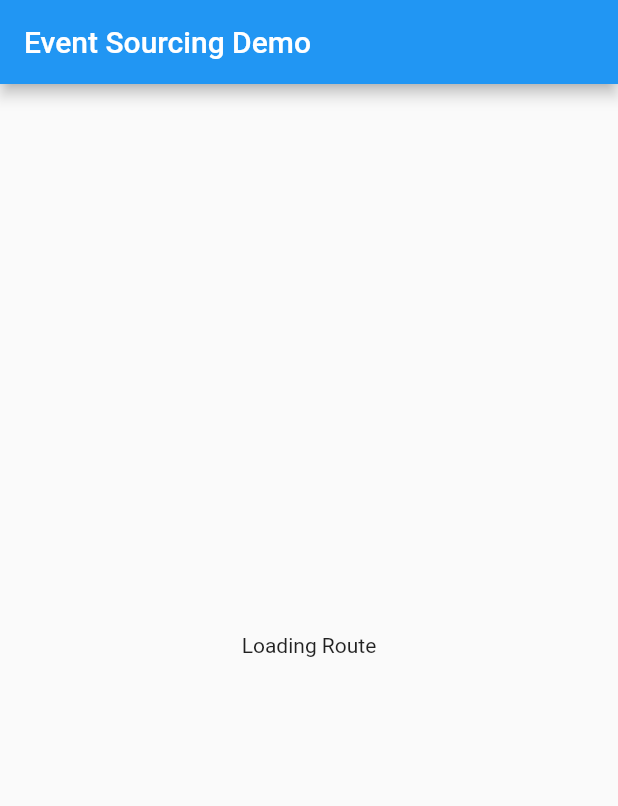
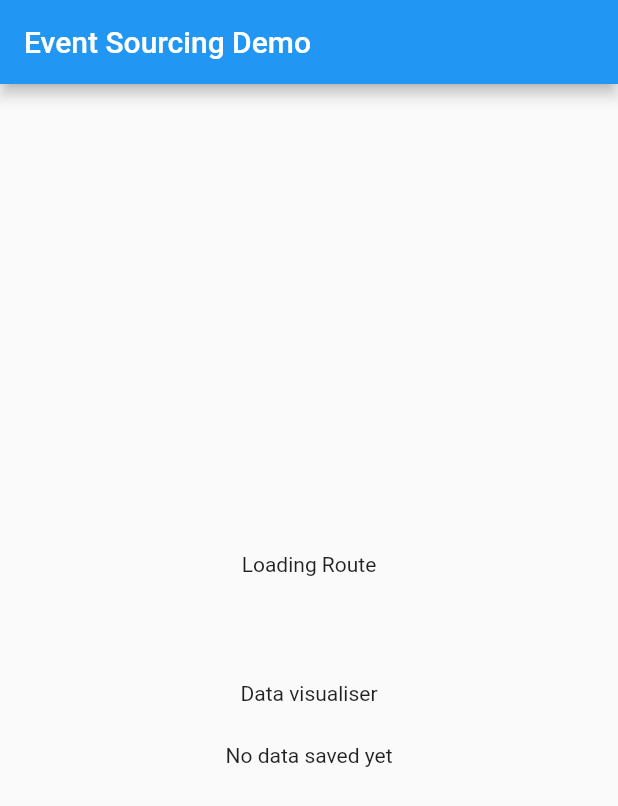
Before and after one commit to matthew-matvei-wooliesx/flutter_event_sourcing, a Flutter app: the first screen one second after launch, on a phone screen of 412 x 824 dp. Shown: the top 806 px of the screen. Run offline on Flutter 3.47's test engine with Material 2 defaults, Android fonts, the light colour scheme and no system bars; our stand-ins replace flutter_riverpod, fluttertoast.

Commit message:
Provide rudimentary data visualisation

```diff
--- a/lib/in_memory_route_repository.dart
+++ b/lib/in_memory_route_repository.dart
@@ -1,10 +1,11 @@
 import 'dart:collection';
 
 import 'package:event_sourcing/route.dart';
+import 'package:flutter/widgets.dart' as widgets;
 import 'package:flutter_riverpod/flutter_riverpod.dart';
 
 final routeRepositoryProvider = Provider<RouteRepository>(
-  (_) => InMemoryDocumentOrientedRouteRepository(),
+  (ref) => ref.read(_watchableRepositoryProvider),
 );
 
 /// This in-memory implementation approximates what a document-oriented,
@@ -79,3 +80,53 @@ class _RouteDocument {
     }
   }
 }
+
+class _WatchableRepository extends widgets.ChangeNotifier
+    implements RouteRepository {
+  final RouteRepository _repository;
+  _RouteDocument? latestRouteDocument;
+
+  _WatchableRepository({
+    required RouteRepository repository,
+  }) : _repository = repository;
+
+  @override
+  Future<Route?> findRouteById(RouteId id) => _repository.findRouteById(id);
+
+  @override
+  Future<void> save(Route route) async {
+    await _repository.save(route);
+
+    latestRouteDocument = _RouteDocument.fromMemento(route.toMemento());
+    notifyListeners();
+  }
+}
+
+final _watchableRepositoryProvider =
+    ChangeNotifierProvider<_WatchableRepository>(
+  (_) => _WatchableRepository(
+    repository: InMemoryDocumentOrientedRouteRepository(),
+  ),
+);
+
+class RepositoryVisualiser extends ConsumerWidget {
+  const RepositoryVisualiser({widgets.Key? key}) : super(key: key);
+
+  @override
+  widgets.Widget build(widgets.BuildContext context, WidgetRef ref) {
+    final watchedRepo = ref.watch(_watchableRepositoryProvider);
+
+    return watchedRepo.latestRouteDocument == null
+        ? const widgets.Text("No data saved yet")
+        : widgets.Text(_renderRoute(watchedRepo.latestRouteDocument!));
+  }
+
+  String _renderRoute(_RouteDocument route) => """
+    {
+      "id": "${route.id}",
+      "status": "${route.status}",
+      "toteCount": ${route.toteCount},
+      "driverIsAbleToWork": ${route.driverIsAbleToWork}
+    }
+    """;
+}
--- a/lib/main.dart
+++ b/lib/main.dart
@@ -58,6 +58,7 @@
         title: Text(widget.title),
       ),
       body: Center(
+        child: SingleChildScrollView(
           child: Column(
             mainAxisAlignment: MainAxisAlignment.center,
             children: <Widget>[
@@ -65,7 +66,8 @@
                 padding: const EdgeInsets.only(bottom: 20),
                 child: _route == null
                     ? const Text("Loading Route")
-                  : Text("Route ${_route!.id} is currently ${_route!.status}"),
+                    : Text(
+                        "Route ${_route!.id} is currently ${_route!.status}"),
               ),
               if (_route?.status == domain.RouteStatus.driverAllocated)
                 ElevatedButton(
@@ -108,8 +110,14 @@
                     padding: EdgeInsets.only(top: 50),
                     child: Text("Have a nice day!"),
                   ),
-              )
+                ),
+              const Padding(
+                padding: EdgeInsets.only(top: 50, bottom: 25),
+                child: Text("Data visualiser"),
+              ),
+              const RepositoryVisualiser()
             ],
+          ),
         ),
       ),
     );
```
Lines whose indentation alone changed are shown as unchanged.
